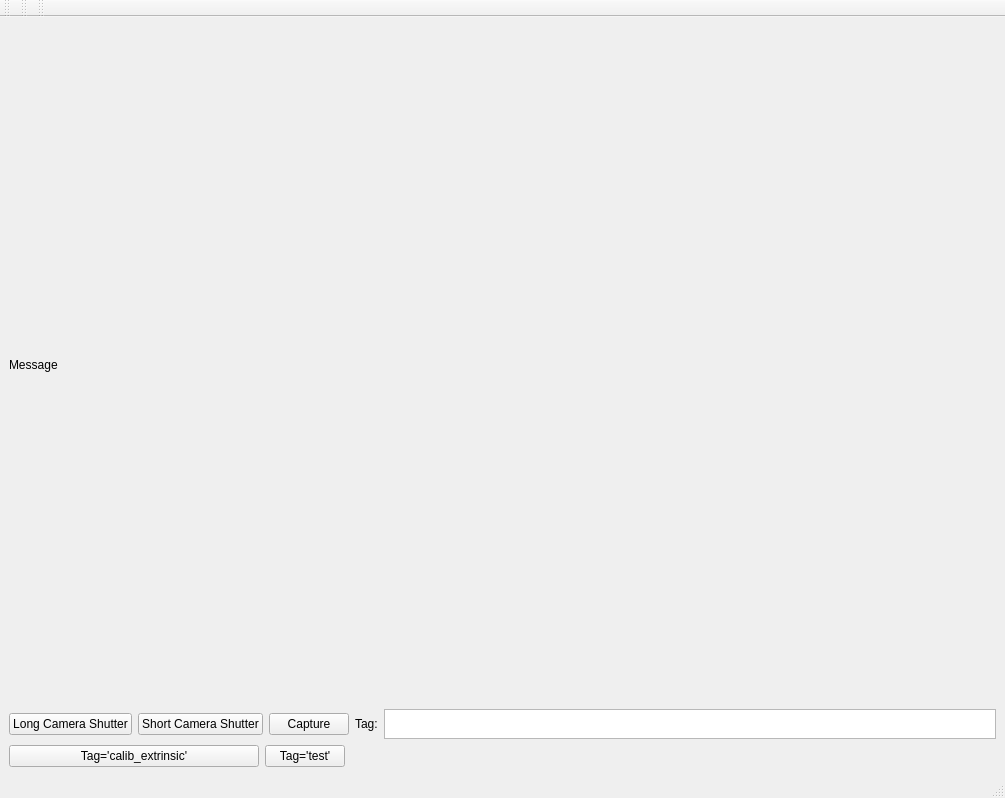
Above: myUI.ui from evancheng1006/MyImageCaptureTools before the change. Below: the same form after it.
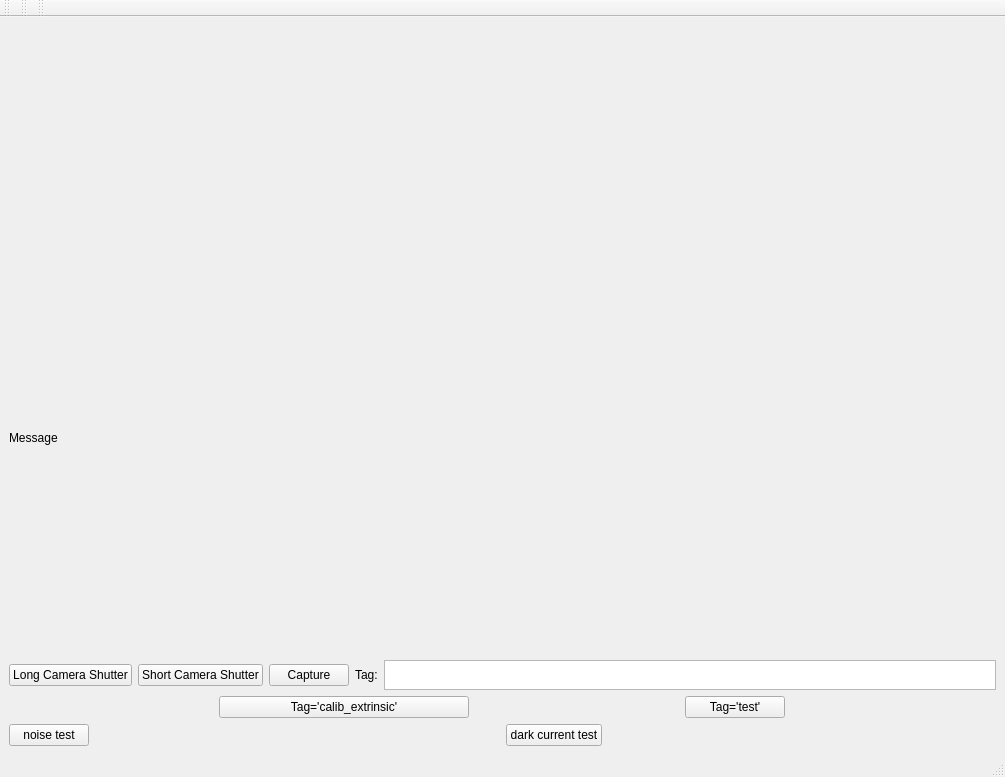
That is the form after the change.

Diff of the .ui file:
```diff
--- a/myUI.ui
+++ b/myUI.ui
@@ -7,7 +7,7 @@
     <x>0</x>
     <y>0</y>
     <width>1005</width>
-    <height>798</height>
+    <height>777</height>
    </rect>
   </property>
   <property name="windowTitle">
@@ -48,7 +48,7 @@
       </property>
      </widget>
     </item>
-    <item alignment="Qt::AlignLeft|Qt::AlignTop">
+    <item>
      <widget class="QLabel" name="msg">
       <property name="minimumSize">
        <size>
@@ -151,7 +151,7 @@
         </property>
        </widget>
       </item>
-      <item alignment="Qt::AlignLeft">
+      <item>
        <widget class="QPushButton" name="btn_tag_test">
         <property name="maximumSize">
          <size>
@@ -166,6 +166,36 @@
       </item>
      </layout>
     </item>
+    <item>
+     <layout class="QHBoxLayout" name="horizontalLayout_4">
+      <item alignment="Qt::AlignLeft">
+       <widget class="QPushButton" name="btn_noise_test">
+        <property name="maximumSize">
+         <size>
+          <width>150</width>
+          <height>16777215</height>
+         </size>
+        </property>
+        <property name="text">
+         <string>noise test</string>
+        </property>
+       </widget>
+      </item>
+      <item alignment="Qt::AlignLeft">
+       <widget class="QPushButton" name="btn_dark_current_test">
+        <property name="maximumSize">
+         <size>
+          <width>150</width>
+          <height>16777215</height>
+         </size>
+        </property>
+        <property name="text">
+         <string>dark current test</string>
+        </property>
+       </widget>
+      </item>
+     </layout>
+    </item>
    </layout>
   </widget>
   <widget class="QMenuBar" name="menubar">
```
Left out of the diff: 2 changed lines with no effect on the pictures.
